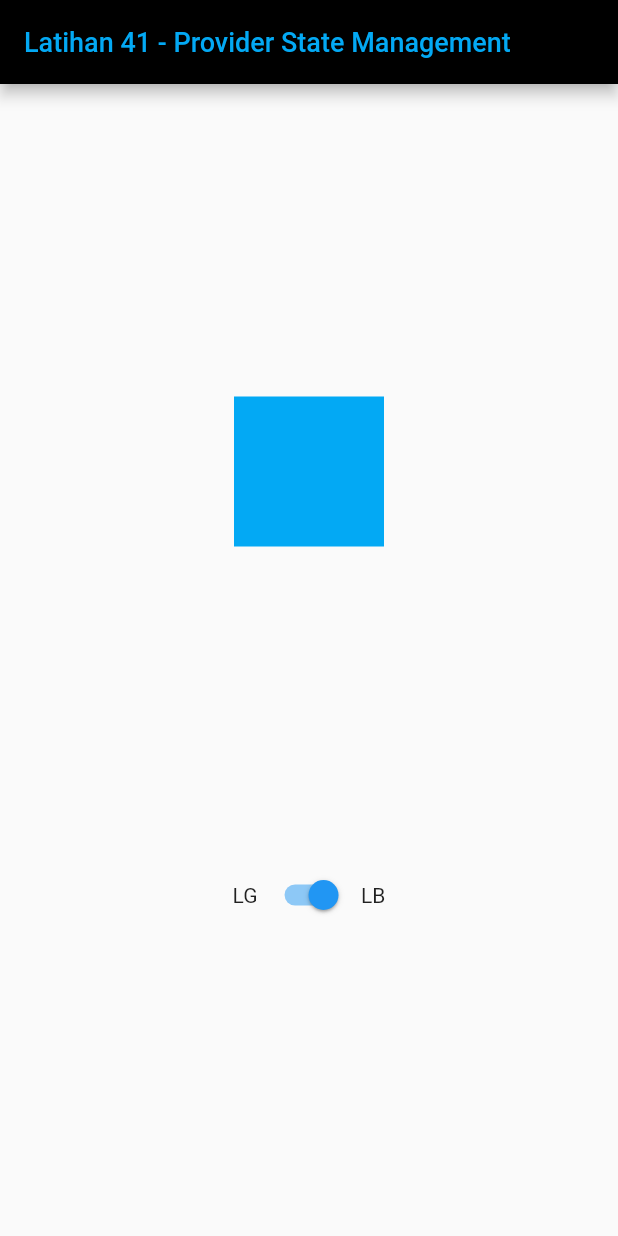
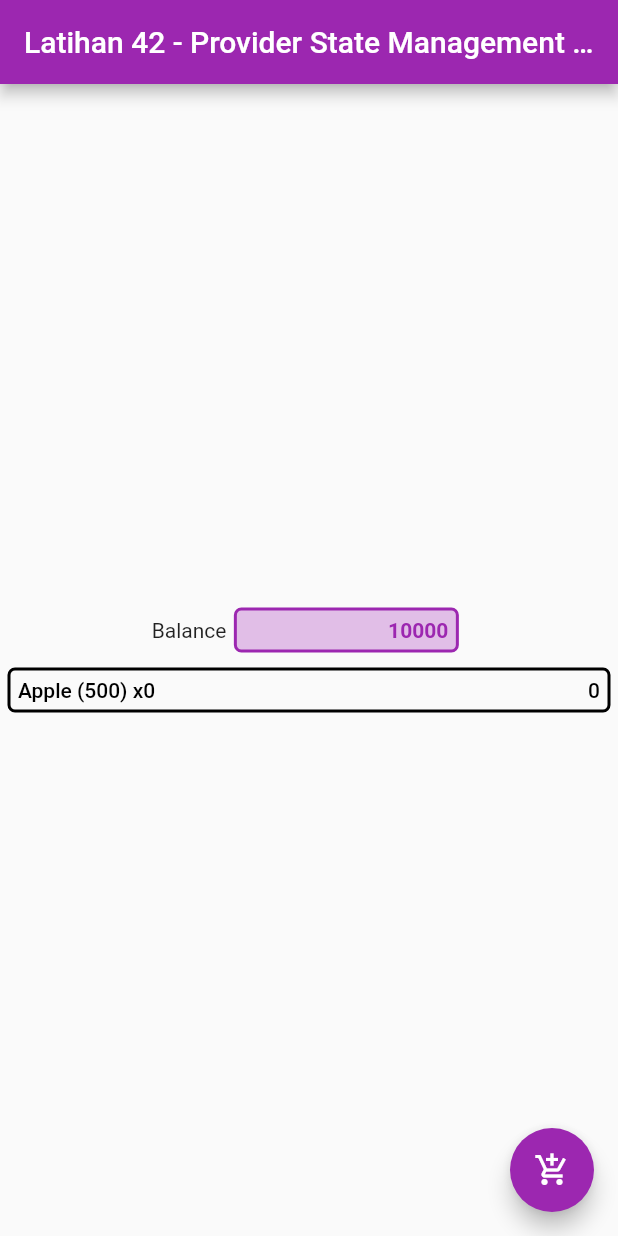
Before and after one commit to dodichakill/latihan_flutter_ku, a Flutter app: the screen it shows after launch, on a phone screen of 412 x 824 dp. Run offline on Flutter 3.47's test engine with Material 2 defaults, Android fonts, the phone set to English and light mode, and no system bars.

Commit message:
Latihan 42 - Provider State Management (Multi Provider)

```diff
--- a/lib/application_color.dart
+++ /dev/null
@@ -1,14 +0,0 @@
-import 'package:flutter/foundation.dart';
-import 'package:flutter/material.dart';
-
-class ApplicationColor with ChangeNotifier {
-  bool _isLightBlue = true;
-
-  bool get isLightBlue => _isLightBlue;
-  set isLightBlue(bool value) {
-    _isLightBlue = value;
-    notifyListeners();
-  }
-
-  Color get color => (_isLightBlue) ? Colors.lightBlue : Colors.lightGreen;
-}
--- /dev/null
+++ b/lib/cart.dart
@@ -0,0 +1,11 @@
+import 'package:flutter/cupertino.dart';
+
+class Cart with ChangeNotifier {
+  int _quantity = 0;
+
+  int get quantity => _quantity;
+  set quantity(int value) {
+    _quantity = value;
+    notifyListeners();
+  }
+}
--- a/lib/main.dart
+++ b/lib/main.dart
@@ -1,75 +1,194 @@
-// Latihan 41 - Provider State Management
+// Latihan 42 - Provider State Management (Multi Provider)
 
 import 'package:flutter/material.dart';
+import 'package:latihan_flutter_ku/cart.dart';
+import 'package:latihan_flutter_ku/money.dart';
 import 'package:provider/provider.dart';
-import 'package:latihan_flutter_ku/application_color.dart';
 
 void main() => runApp(MyApp());
 
 class MyApp extends StatelessWidget {
   @override
   Widget build(BuildContext context) {
+    // dibawah ini merupakan contoh tanpa shared state (multi provider state management)
+
+    // return MaterialApp(
+    //   home: Scaffold(
+    //     floatingActionButton: FloatingActionButton(
+    //       onPressed: () {},
+    //       child: Icon(Icons.add_shopping_cart),
+    //       backgroundColor: Colors.purple,
+    //     ),
+    //     appBar: AppBar(
+    //       title:
+    //           Text('Latihan 42 - Provider State Management (Multi Provider)'),
+    //       backgroundColor: Colors.purple,
+    //     ),
+    //     body: Center(
+    //       child: Column(
+    //         mainAxisAlignment: MainAxisAlignment.center,
+    //         children: [
+    //           Row(
+    //             mainAxisAlignment: MainAxisAlignment.center,
+    //             children: [
+    //               Text('Balance'),
+    //               Container(
+    //                 height: 30,
+    //                 child: Align(
+    //                   alignment: Alignment.centerRight,
+    //                   child: Text(
+    //                     '1000',
+    //                     style: TextStyle(
+    //                         color: Colors.purple, fontWeight: FontWeight.w700),
+    //                   ),
+    //                 ),
+    //                 width: 150,
+    //                 margin: EdgeInsets.all(5),
+    //                 padding: EdgeInsets.all(5),
+    //                 decoration: BoxDecoration(
+    //                     color: Colors.purple[100],
+    //                     borderRadius: BorderRadius.circular(5),
+    //                     border: Border.all(color: Colors.purple, width: 2)),
+    //               ),
+    //             ],
+    //           ),
+    //           Container(
+    //             height: 30,
+    //             child: Align(
+    //               alignment: Alignment.centerRight,
+    //               child: Row(
+    //                 mainAxisAlignment: MainAxisAlignment.spaceBetween,
+    //                 children: [
+    //                   Text(
+    //                     'Apple (500) x 20',
+    //                     style: TextStyle(
+    //                         color: Colors.black, fontWeight: FontWeight.w500),
+    //                   ),
+    //                   Text(
+    //                     '10000',
+    //                     style: TextStyle(
+    //                         color: Colors.black, fontWeight: FontWeight.w500),
+    //                   ),
+    //                 ],
+    //               ),
+    //             ),
+    //             margin: EdgeInsets.all(5),
+    //             padding: EdgeInsets.all(5),
+    //             decoration: BoxDecoration(
+    //                 borderRadius: BorderRadius.circular(5),
+    //                 border: Border.all(color: Colors.black, width: 2)),
+    //           )
+    //         ],
+    //       ),
+    //     ),
+    //   ),
+    // );
+
+    // dibawah ini merupakan contoh dengan menerapkan shared state (multi provider state management)
+
     return MaterialApp(
-        home: ChangeNotifierProvider<ApplicationColor>(
-      builder: (context) =>
-          ApplicationColor(), // ini udah deprecated diaganti dengan dibawah ini (untuk sdk flutter versi 2.x.x)
-      // create: (BuildContext context) => ApplicationColor(),
-
-      child: Scaffold(
-        appBar: AppBar(
-          backgroundColor: Colors.black,
-          title: Consumer<ApplicationColor>(
-            builder: (context, applicationColor, _) =>
-                Text('Latihan 41 - Provider State Management',
-                    style: TextStyle(
-                      color: applicationColor.color,
-                      fontSize: 18,
-                    )),
+      home: MultiProvider(
+        providers: [
+          ChangeNotifierProvider<Money>(
+            builder: (context) => Money(),
           ),
-        ),
-        body: Center(
-          child: Column(
-              mainAxisAlignment: MainAxisAlignment.spaceEvenly,
+          ChangeNotifierProvider<Cart>(
+            builder: (context) => Cart(),
+          ),
+        ],
+        child: Scaffold(
+          floatingActionButton: Consumer<Money>(
+            builder: (context, money, _) => Consumer<Cart>(
+              builder: (context, cart, _) => FloatingActionButton(
+                onPressed: () {
+                  if (money.balance >= 500) {
+                    cart.quantity += 1;
+                    money.balance -= 500;
+                  }
+                },
+                child: Icon(Icons.add_shopping_cart),
+                backgroundColor: Colors.purple,
+              ),
+            ),
+          ),
+          appBar: AppBar(
+            title:
+                Text('Latihan 42 - Provider State Management (Multi Provider)'),
+            backgroundColor: Colors.purple,
+          ),
+          body: Center(
+            child: Column(
+              mainAxisAlignment: MainAxisAlignment.center,
               children: [
-                Consumer<ApplicationColor>(
-                  builder: (context, applicationColor, _) => AnimatedContainer(
-                      width: 100,
-                      height: 100,
-                      margin: EdgeInsets.all(5),
-                      color: applicationColor.color,
-                      duration: Duration(milliseconds: 500)),
-                ),
                 Row(
                   mainAxisAlignment: MainAxisAlignment.center,
                   children: [
-                    Container(margin: EdgeInsets.all(5), child: Text('LG')),
-                    Consumer<ApplicationColor>(
-                        builder: (context, applicationColor, _) => Switch(
-                            value: applicationColor.isLightBlue,
-                            onChanged: (newValue) {
-                              applicationColor.isLightBlue = newValue;
-                            })),
-                    Container(margin: EdgeInsets.all(5), child: Text('LB')),
+                    Text('Balance'),
+                    Container(
+                      height: 30,
+                      child: Align(
+                        alignment: Alignment.centerRight,
+                        child: Consumer<Money>(
+                          builder: (context, money, _) => Text(
+                            money.balance.toString(),
+                            style: TextStyle(
+                                color: Colors.purple,
+                                fontWeight: FontWeight.w700),
+                          ),
+                        ),
+                      ),
+                      width: 150,
+                      margin: EdgeInsets.all(5),
+                      padding: EdgeInsets.all(5),
+                      decoration: BoxDecoration(
+                          color: Colors.purple[100],
+                          borderRadius: BorderRadius.circular(5),
+                          border: Border.all(color: Colors.purple, width: 2)),
+                    ),
                   ],
+                ),
+                Container(
+                  height: 30,
+                  child: Align(
+                    alignment: Alignment.centerRight,
+                    child: Consumer<Cart>(
+                      builder: (context, cart, _) => Row(
+                        mainAxisAlignment: MainAxisAlignment.spaceBetween,
+                        children: [
+                          Text(
+                            'Apple (500) x' + cart.quantity.toString(),
+                            style: TextStyle(
+                                color: Colors.black,
+                                fontWeight: FontWeight.w500),
+                          ),
+                          Text(
+                            (500 * cart.quantity).toString(),
+                            style: TextStyle(
+                                color: Colors.black,
+                                fontWeight: FontWeight.w500),
+                          ),
+                        ],
+                      ),
+                    ),
+                  ),
+                  margin: EdgeInsets.all(5),
+                  padding: EdgeInsets.all(5),
+                  decoration: BoxDecoration(
+                      borderRadius: BorderRadius.circular(5),
+                      border: Border.all(color: Colors.black, width: 2)),
                 )
-              ]),
+              ],
+            ),
+          ),
         ),
       ),
-    ));
-
-    //   return MaterialApp(
-    //     home: Scaffold(
-    //       body: Center(
-    //         child: Text('tes'),
-    //       ),
-    //     ),
-    //   );
+    );
   }
 }
 
 // penjelasan singkat
 // ----------------
-// Provider State Management berguna untuk mengatur provider state (perubahan nilai pada widget tertentu saja dan nilai tersebut tersimpan di dalam shared state, shared state perlu mengimplement Change Notifier supaya ia dapat memberitahu pada element yang membutuhkan statenya) yang mempunyai ChangeNotifierProvider widget yang berguna untuk menyediakan objek dari shared state (instance). dan pada elemen/widget yang perlu berubah sesuai statenya harus di bungkus dengan widget Consumer yang berfungsi menandakan bahwa widget tersebut perlu diberitahu jika terjadi perubahan state yang bersangkutan. hal ini lebih efisien dari pada menggunakan setState() yang meredraw ulang seluruh komponen
+// Provider State Management berguna untuk mengatur provider state (perubahan nilai pada widget tertentu saja dan nilai tersebut tersimpan di dalam shared state, diatas merupakan contoh penggunaan dari multi provider (menggunakan banyak share state)
 // sebelum menggunakannya pastikan provider sudah terdaftar pada pubspec.yaml
 // diatas merupakan contoh penerapannya
 // jika gagal dibuild itu karena versi sdk flutter ini menggunakan flutter versi 2.x.x , cobalah mengubah/downgrade/download ulang flutternya menjadi flutter versi 1.x.x
--- /dev/null
+++ b/lib/money.dart
@@ -0,0 +1,11 @@
+import 'package:flutter/cupertino.dart';
+
+class Money with ChangeNotifier {
+  int _balance = 10000;
+
+  int get balance => _balance;
+  set balance(int value) {
+    _balance = value;
+    notifyListeners();
+  }
+}
```
